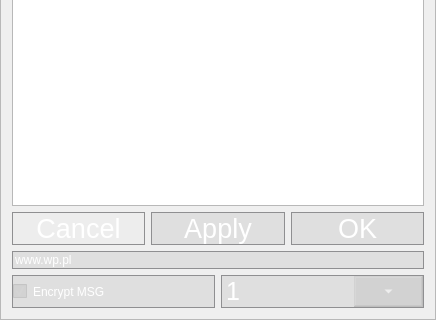
Old version of the form iDom_Client/frameoptions.ui in the repository cyniu88/QT_kurs; both pictures show x 0 to 436 and y 169 to 489 of the 436 by 489 pixel window.
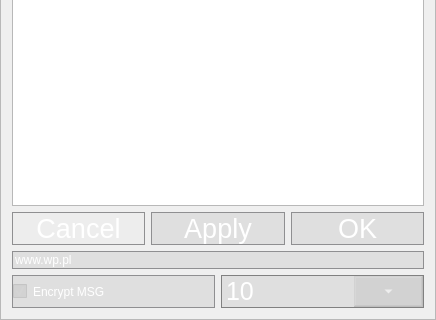
New version of the form. Icons and pictures are not drawn.

What changed in the file:
```diff
--- a/iDom_Client/frameoptions.ui
+++ b/iDom_Client/frameoptions.ui
@@ -13,6 +13,13 @@
   <property name="windowTitle">
    <string>Options</string>
   </property>
+  <property name="windowIcon">
+   <iconset resource="ikony.qrc">
+    <normaloff>:/new/prefix1/iDom_client.ico</normaloff>:/new/prefix1/iDom_client.ico</iconset>
+  </property>
+  <property name="autoFillBackground">
+   <bool>true</bool>
+  </property>
   <property name="styleSheet">
    <string notr="true">background-image: url(:/new/prefix1/files/background.png);</string>
   </property>
@@ -169,12 +176,12 @@
         </sizepolicy>
        </property>
        <property name="styleSheet">
-        <string notr="true">
-QComboBox {
+        <string notr="true">QComboBox {
+ border-radius: 0px;
 background-color: rgb(158, 158, 158,50);
- border: true;
-	border: 1px solid #8f8f91;
-	color: rgb(255, 255, 255);
+ border: 1px solid #8f8f91;
+	border-color:grey;
+	color:white;
     font-family:  &quot;Franklin Gothic Medium&quot;;
     font-size:  25px;
 }
@@ -189,6 +196,15 @@
 }
 	</string>
        </property>
+       <property name="currentText">
+        <string>10</string>
+       </property>
+       <property name="currentIndex">
+        <number>8</number>
+       </property>
+       <property name="maxCount">
+        <number>20</number>
+       </property>
        <item>
         <property name="text">
          <string>1</string>
```
Left out of the diff: 4 changed lines with no effect on the pictures.
